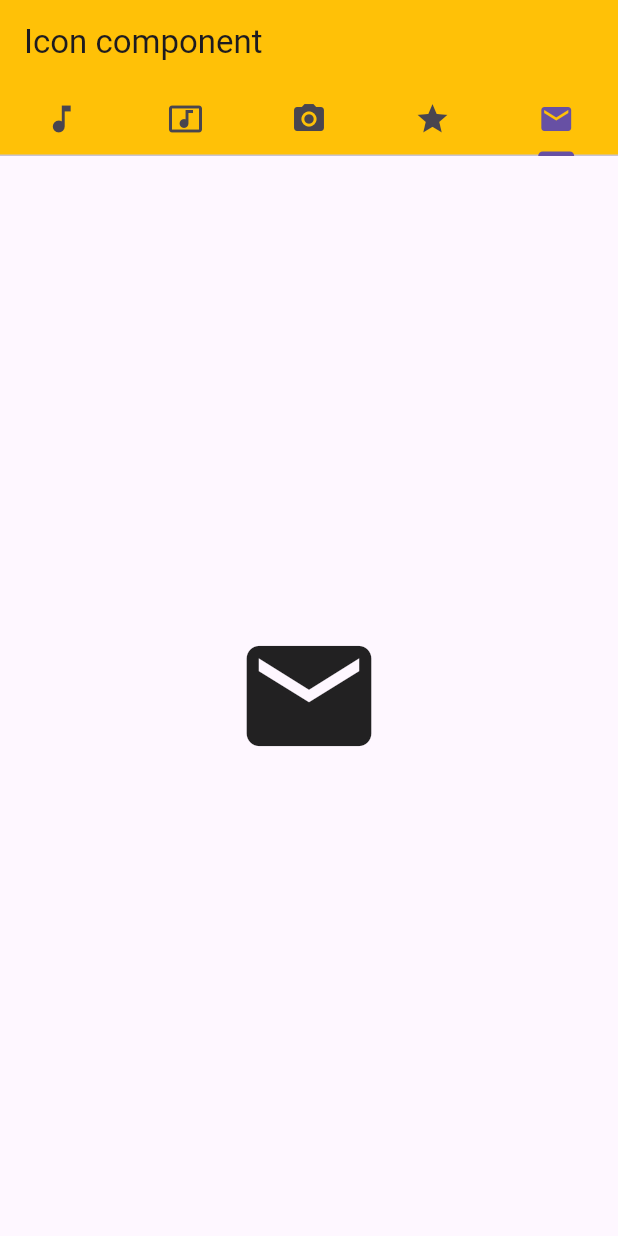
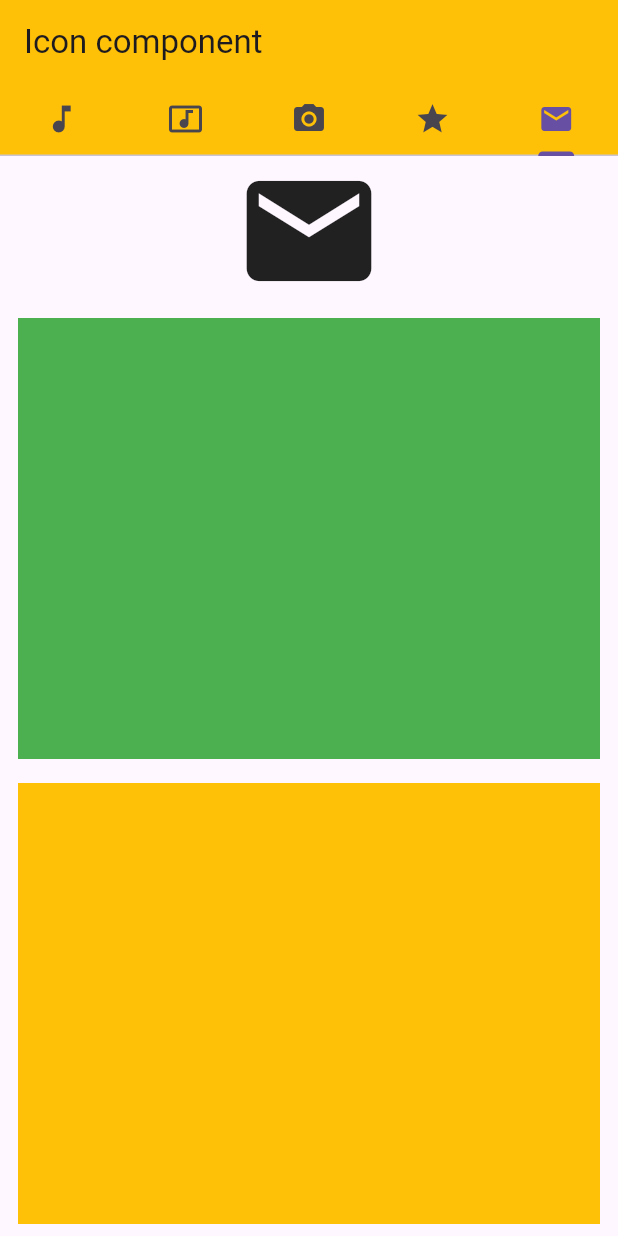
Before and after one commit to leminhduc1202/learning_flutter_vsc, a Flutter app: the screen it shows after launch, tab 5 chosen, on a phone screen of 412 x 824 dp. Run offline on Flutter 3.47's test engine with Material 3 defaults, Android fonts, the light colour scheme and no system bars; our stand-ins replace carousel_slider, octo_image.

Commit message:
Expanded component Flutter

```diff
--- a/lib/ui_components/icon_component.dart
+++ b/lib/ui_components/icon_component.dart
@@ -20,7 +20,7 @@ class TabBarDemo extends StatelessWidget {
               title: const Text("Icon component"),
               backgroundColor: Colors.amber,
             ),
-            body: const TabBarView(
+            body: TabBarView(
               children: [
                 Icon(Icons.music_note, size: 100),
                 Icon(Icons.music_video, color: Colors.blue, size: 100),
@@ -31,10 +31,32 @@ class TabBarDemo extends StatelessWidget {
                   size: 300,
                   semanticLabel: 'Star',
                 ),
-                Icon(
-                  Icons.email,
-                  size: 100,
-                ),
+                Column(
+                  children: [
+                    Icon(
+                      Icons.email,
+                      size: 100,
+                    ),
+                    Expanded(
+                      child: TextButton(
+                        child: Container(
+                          color: Colors.green,
+                          padding: const EdgeInsets.all(14),
+                        ),
+                        onPressed: () {},
+                      ),
+                    ),
+                    Expanded(
+                      child: TextButton(
+                        child: Container(
+                          color: Colors.amber,
+                          padding: const EdgeInsets.all(14),
+                        ),
+                        onPressed: () {},
+                      ),
+                    )
+                  ],
+                )
               ],
             ),
           )),
```
